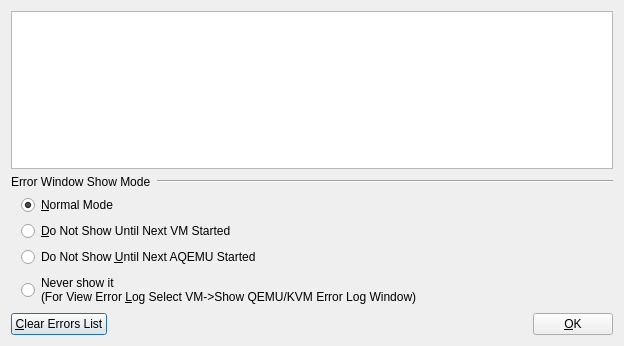
tobimensch/aqemu, file src/Error_Log_Window.ui: the form before one commit.
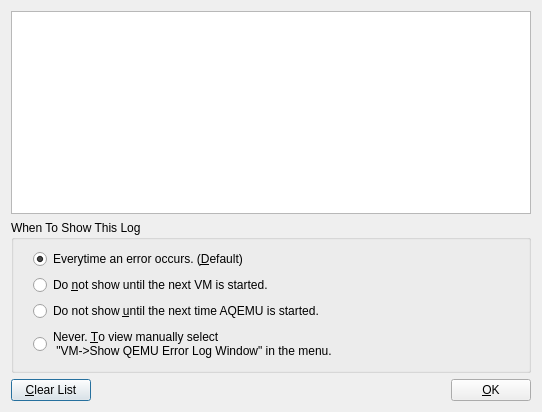
The form after the commit. Icons and pictures are not drawn.

Diff of the .ui file:
```diff
--- a/src/Error_Log_Window.ui
+++ b/src/Error_Log_Window.ui
@@ -7,8 +7,8 @@
    <rect>
     <x>0</x>
     <y>0</y>
-    <width>624</width>
-    <height>346</height>
+    <width>542</width>
+    <height>412</height>
    </rect>
   </property>
   <property name="windowTitle">
@@ -27,36 +27,12 @@
     </widget>
    </item>
    <item>
+    <widget class="QGroupBox" name="">
+     <property name="title">
+      <string>When To Show This Log</string>
+     </property>
     <layout class="QHBoxLayout" name="horizontalLayout_2">
      <item>
-      <widget class="QLabel" name="Label_Show_Mode">
-       <property name="sizePolicy">
-        <sizepolicy hsizetype="Maximum" vsizetype="Preferred">
-         <horstretch>0</horstretch>
-         <verstretch>0</verstretch>
-        </sizepolicy>
-       </property>
-       <property name="text">
-        <string>Error Window Show Mode</string>
-       </property>
-      </widget>
-     </item>
-     <item>
-      <widget class="Line" name="line">
-       <property name="sizePolicy">
-        <sizepolicy hsizetype="Minimum" vsizetype="Fixed">
-         <horstretch>0</horstretch>
-         <verstretch>0</verstretch>
-        </sizepolicy>
-       </property>
-       <property name="orientation">
-        <enum>Qt::Horizontal</enum>
-       </property>
-      </widget>
-     </item>
-    </layout>
-   </item>
-   <item>
     <layout class="QVBoxLayout" name="verticalLayout">
      <property name="leftMargin">
       <number>10</number>
@@ -64,7 +40,7 @@
      <item>
       <widget class="QRadioButton" name="RB_Normal_Mode">
        <property name="text">
-        <string>&amp;Normal Mode</string>
+           <string>Everytime an error occurs. (&amp;Default)</string>
        </property>
        <property name="checked">
         <bool>true</bool>
@@ -74,7 +50,7 @@
      <item>
       <widget class="QRadioButton" name="RB_Show_VM_Started">
        <property name="text">
-        <string>&amp;Do Not Show Until Next VM Started</string>
+           <string>Do &amp;not show until the next VM is started.</string>
        </property>
        <property name="checked">
         <bool>false</bool>
@@ -84,26 +60,29 @@
      <item>
       <widget class="QRadioButton" name="RB_Show_AQEMU_Started">
        <property name="text">
-        <string>Do Not Show &amp;Until Next AQEMU Started</string>
+           <string>Do not show &amp;until the next time AQEMU is started.</string>
        </property>
       </widget>
      </item>
      <item>
       <widget class="QRadioButton" name="RB_No_Show_Forever">
        <property name="text">
-        <string>Never show it
-(For View Error &amp;Log Select VM-&gt;Show QEMU/KVM Error Log Window)</string>
+           <string>Never. &amp;To view manually select
+ &quot;VM-&gt;Show QEMU Error Log Window&quot; in the menu.</string>
        </property>
       </widget>
      </item>
     </layout>
+      </item>
+     </layout>
+    </widget>
    </item>
    <item>
     <layout class="QHBoxLayout" name="horizontalLayout">
      <item>
       <widget class="QPushButton" name="Button_Clear_Log">
        <property name="text">
-        <string>&amp;Clear Errors List</string>
+        <string>&amp;Clear List</string>
        </property>
        <property name="icon">
         <iconset resource="../resources/images.qrc">
```
Left out of the diff: 8 changed lines with no effect on the pictures. Lines whose indentation alone changed are shown as unchanged.
